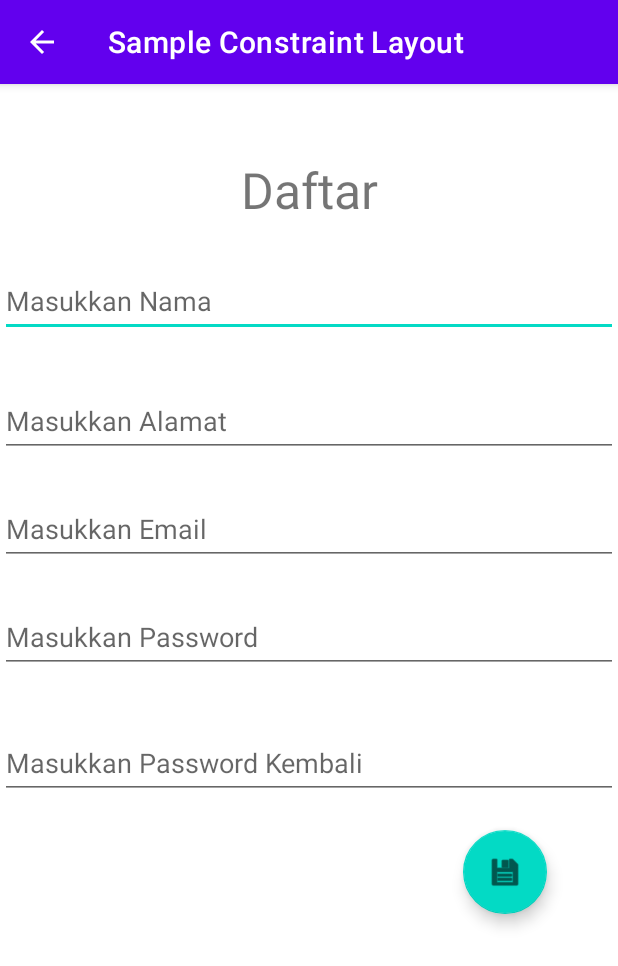
After one commit to atharizaki/constraint-layout-PAM, an Android app: the activity_daftar screen opened directly, with no data from a screen before it, on a phone screen of 412 x 824 dp. The commit adds this screen. Shown: the top 966 px of the screen. Run offline under Robolectric (Android 15) with nearby library versions, the phone set to English and light mode, and no system bars.

Commit message:
Option Menu dan Floating Button

```diff
--- a/app/src/main/AndroidManifest.xml
+++ b/app/src/main/AndroidManifest.xml
@@ -9,15 +9,18 @@
         android:roundIcon="@mipmap/ic_launcher_round"
         android:supportsRtl="true"
         android:theme="@style/Theme.SampleConstraintLayout">
+        <activity android:name=".activity_daftar"
+            android:parentActivityName=".MainActivity"></activity>
+
         <activity
             android:name=".Register"
+            android:exported="false"
             android:label="@string/hRegister"
-            android:parentActivityName=".MainActivity"
-            android:exported="false" />
+            android:parentActivityName=".MainActivity" />
         <activity
             android:name=".MainActivity"
-            android:label="@string/hLogin"
-            android:exported="true">
+            android:exported="true"
+            android:label="@string/hLogin">
             <intent-filter>
                 <action android:name="android.intent.action.MAIN" />
 
--- a/app/src/main/java/com/example/sampleconstraintlayout/MainActivity.java
+++ b/app/src/main/java/com/example/sampleconstraintlayout/MainActivity.java
@@ -1,9 +1,12 @@
 package com.example.sampleconstraintlayout;
 
+import androidx.annotation.NonNull;
 import androidx.appcompat.app.AppCompatActivity;
 
 import android.content.Intent;
 import android.os.Bundle;
+import android.view.Menu;
+import android.view.MenuItem;
 import android.view.View;
 import android.widget.Button;
 import android.widget.EditText;
@@ -18,8 +21,28 @@ public class MainActivity extends AppCompatActivity {
     // Deklarasi variable untuk Edit Text
     EditText edemail, edpassword;
 
-    // Deklarsa variable untuk menyimpan email dan password
+    // Deklarasi variable untuk menyimpan email dan password
     String nama, password;
+
+    @Override
+    public boolean onCreateOptionsMenu(Menu menu) {
+        //Method untuk menampilkan menu.
+        getMenuInflater().inflate(R.menu.menu, menu);
+        return super.onCreateOptionsMenu(menu);
+    }
+
+    @Override
+    public boolean onOptionsItemSelected(@NonNull MenuItem item) {
+        //Membuat kondisi jika yang dipilih adalah id mnDaftar
+        if (item.getItemId() == R.id.mnDaftar)
+        {
+            //Method untuk memanggil activity "DaftarActivity"
+            Intent i = new Intent(getApplicationContext(), activity_daftar.class);
+            startActivity(i);
+        }
+        return super.onOptionsItemSelected(item);
+    }
+
 
     @Override
     protected void onCreate(Bundle savedInstanceState) {
@@ -87,5 +110,9 @@ public class MainActivity extends AppCompatActivity {
 
             }
         });
+
+
+
+
     }
 }
--- /dev/null
+++ b/app/src/main/java/com/example/sampleconstraintlayout/activity_daftar.java
@@ -0,0 +1,65 @@
+package com.example.sampleconstraintlayout;
+
+import androidx.appcompat.app.AppCompatActivity;
+
+import android.content.Intent;
+import android.os.Bundle;
+import android.view.View;
+import android.widget.EditText;
+import android.widget.Toast;
+
+import com.google.android.material.floatingactionbutton.FloatingActionButton;
+import com.google.android.material.snackbar.Snackbar;
+
+public class activity_daftar extends AppCompatActivity {
+
+    //Deklarasi variabel dengan tipe data EditText
+    EditText edtNama, edtAlamat, edtEmail, edtPassword, edtrepass;
+
+    //Deklarasi variabel dengan tipe data Floating Action Button
+    FloatingActionButton fab;
+
+    @Override
+    protected void onCreate(Bundle savedInstanceState) {
+        super.onCreate(savedInstanceState);
+        setContentView(R.layout.activity_daftar);
+
+        edtNama = findViewById(R.id.edNama);
+        edtAlamat = findViewById(R.id.edAlamat);
+        edtEmail = findViewById(R.id.EdEmail);
+        edtPassword = findViewById(R.id.edPassword);
+        edtrepass = findViewById(R.id.edrepas);
+
+        fab = findViewById(R.id.fabSimpan);
+
+        //Membuat method untuk event dari floating button
+        fab.setOnClickListener(new View.OnClickListener() {
+            @Override
+            public void onClick(View view) {
+                //Membuat kondisi untuk mengecek apakah EditText kosong atau tidak
+                if (edtNama.getText().toString().isEmpty() ||
+                        edtAlamat.getText().toString().isEmpty() ||
+                        edtEmail.getText().toString().isEmpty() ||
+                        edtPassword.getText().toString().isEmpty() ||
+                        edtrepass.getText().toString().isEmpty()) {
+                    //Menampilkan pesan notifikasi jika seluruh EditText wajib diisi
+                    Snackbar.make(view, "Wajib isi seluruh data ! ! !", Snackbar.LENGTH_LONG).show();
+                }
+                else
+                {
+                    if (edtPassword.getText().toString().equals(edtrepass.getText().toString()))
+                    {
+                        Toast.makeText(getApplicationContext(), "Pendaftaran Berhasil...", Toast.LENGTH_SHORT).show();
+
+                        Intent i = new Intent(getApplicationContext(), MainActivity.class);
+                        startActivity(i);
+                    }
+                    else
+                    {
+                        Snackbar.make(view, "Password dan Repassword harus sama! ! ! !", Snackbar.LENGTH_SHORT).show();
+                    }
+                }
+            }
+        });
+    }
+}
--- /dev/null
+++ b/app/src/main/res/layout/activity_daftar.xml
@@ -0,0 +1,103 @@
+<?xml version="1.0" encoding="utf-8"?>
+<androidx.constraintlayout.widget.ConstraintLayout xmlns:android="http://schemas.android.com/apk/res/android"
+    xmlns:app="http://schemas.android.com/apk/res-auto"
+    xmlns:tools="http://schemas.android.com/tools"
+    android:layout_width="match_parent"
+    android:layout_height="match_parent"
+    tools:context=".activity_daftar">
+
+    <TextView
+        android:id="@+id/textView"
+        android:layout_width="wrap_content"
+        android:layout_height="wrap_content"
+        android:layout_marginTop="48dp"
+        android:text="@string/ldaftar"
+        android:textSize="15pt"
+        app:layout_constraintEnd_toEndOf="parent"
+        app:layout_constraintStart_toStartOf="parent"
+        app:layout_constraintTop_toTopOf="parent" />
+
+    <EditText
+        android:id="@+id/edNama"
+        android:layout_width="match_parent"
+        android:layout_height="wrap_content"
+        android:layout_marginTop="28dp"
+        android:ems="10"
+        android:hint="@string/enama"
+        android:inputType="textPersonName"
+        android:minHeight="48dp"
+        app:layout_constraintEnd_toEndOf="parent"
+        app:layout_constraintHorizontal_bias="0.0"
+        app:layout_constraintStart_toStartOf="parent"
+        app:layout_constraintTop_toBottomOf="@+id/textView" />
+
+    <EditText
+        android:id="@+id/edAlamat"
+        android:layout_width="match_parent"
+        android:layout_height="wrap_content"
+        android:layout_marginTop="32dp"
+        android:ems="10"
+        android:hint="@string/ealamat"
+        android:inputType="textMultiLine|text"
+        android:minHeight="48dp"
+        app:layout_constraintEnd_toEndOf="parent"
+        app:layout_constraintHorizontal_bias="0.0"
+        app:layout_constraintStart_toStartOf="parent"
+        app:layout_constraintTop_toBottomOf="@+id/edNama" />
+
+    <EditText
+        android:id="@+id/EdEmail"
+        android:layout_width="match_parent"
+        android:layout_height="wrap_content"
+        android:layout_marginTop="24dp"
+        android:ems="10"
+        android:hint="@string/eemail"
+        android:inputType="textEmailAddress"
+        android:minHeight="48dp"
+        app:layout_constraintEnd_toEndOf="parent"
+        app:layout_constraintStart_toStartOf="parent"
+        app:layout_constraintTop_toBottomOf="@+id/edAlamat" />
+
+    <EditText
+        android:id="@+id/edPass"
+        android:layout_width="match_parent"
+        android:layout_height="wrap_content"
+        android:layout_marginTop="24dp"
+        android:ems="10"
+        android:hint="@string/epass"
+        android:inputType="textPassword"
+        android:minHeight="48dp"
+        app:layout_constraintEnd_toEndOf="parent"
+        app:layout_constraintHorizontal_bias="0.0"
+        app:layout_constraintStart_toStartOf="parent"
+        app:layout_constraintTop_toBottomOf="@+id/EdEmail" />
+
+    <EditText
+        android:id="@+id/edrepas"
+        android:layout_width="match_parent"
+        android:layout_height="wrap_content"
+        android:layout_marginTop="36dp"
+        android:ems="10"
+        android:hint="@string/erepass"
+        android:inputType="textPassword"
+        android:minHeight="48dp"
+        app:layout_constraintEnd_toEndOf="parent"
+        app:layout_constraintHorizontal_bias="0.0"
+        app:layout_constraintStart_toStartOf="parent"
+        app:layout_constraintTop_toBottomOf="@+id/edPass" />
+
+    <com.google.android.material.floatingactionbutton.FloatingActionButton
+        android:id="@+id/fabSimpan"
+        android:layout_width="wrap_content"
+        android:layout_height="wrap_content"
+        android:clickable="true"
+        android:contentDescription="@string/bsigin"
+        app:layout_constraintBottom_toBottomOf="parent"
+        app:layout_constraintEnd_toEndOf="parent"
+        app:layout_constraintHorizontal_bias="0.867"
+        app:layout_constraintStart_toStartOf="parent"
+        app:layout_constraintTop_toBottomOf="@+id/edrepas"
+        app:layout_constraintVertical_bias="0.087"
+        app:srcCompat="@android:drawable/ic_menu_save" />
+
+</androidx.constraintlayout.widget.ConstraintLayout>
--- /dev/null
+++ b/app/src/main/res/menu/menu.xml
@@ -0,0 +1,7 @@
+<?xml version="1.0" encoding="utf-8"?>
+<menu xmlns:android="http://schemas.android.com/apk/res/android">
+
+    <item
+        android:id="@+id/mnDaftar"
+        android:title="@string/mDaftar" />
+</menu>
--- a/app/src/main/res/values/strings.xml
+++ b/app/src/main/res/values/strings.xml
@@ -5,5 +5,12 @@
     <string name="bsigin">Sign-In</string>
     <string name="hLogin">LOGIN</string>
     <string name="hRegister">DATA LOGIN</string>
+    <string name="mDaftar">Pendaftaran</string>
+    <string name="ldaftar">Daftar</string>
+    <string name="enama">Masukkan Nama</string>
+    <string name="eemail">Masukkan Email</string>
+    <string name="epass">Masukkan Password</string>
+    <string name="erepass">Masukkan Password Kembali</string>
+    <string name="ealamat">Masukkan Alamat</string>
 
 </resources>
```
